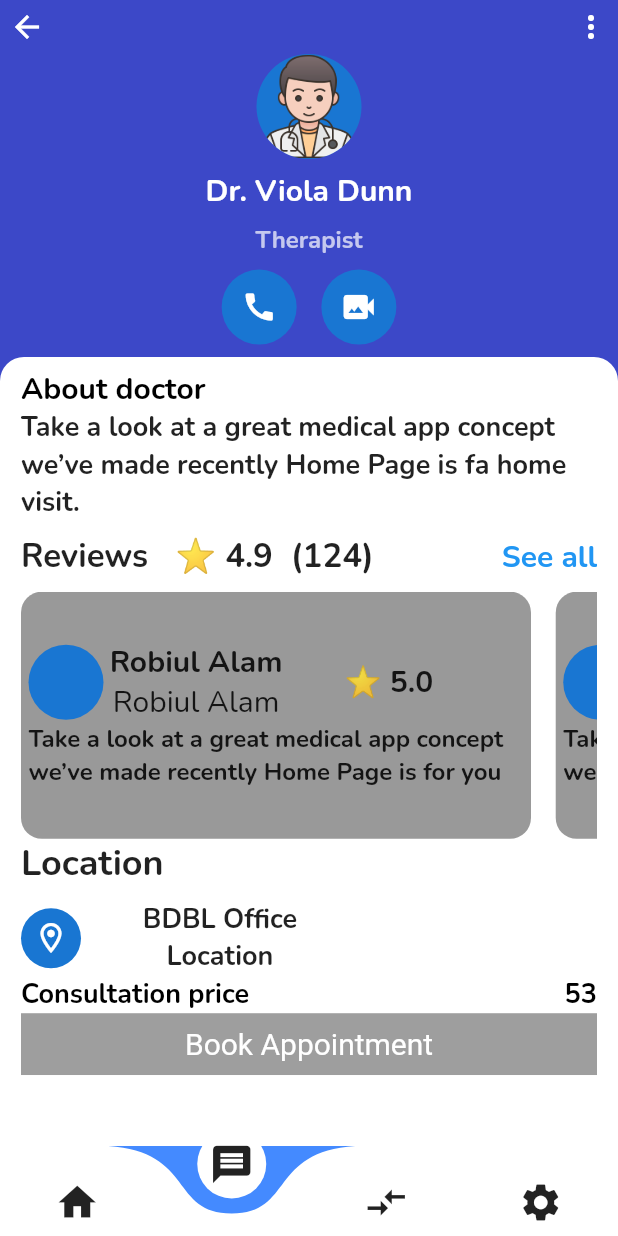
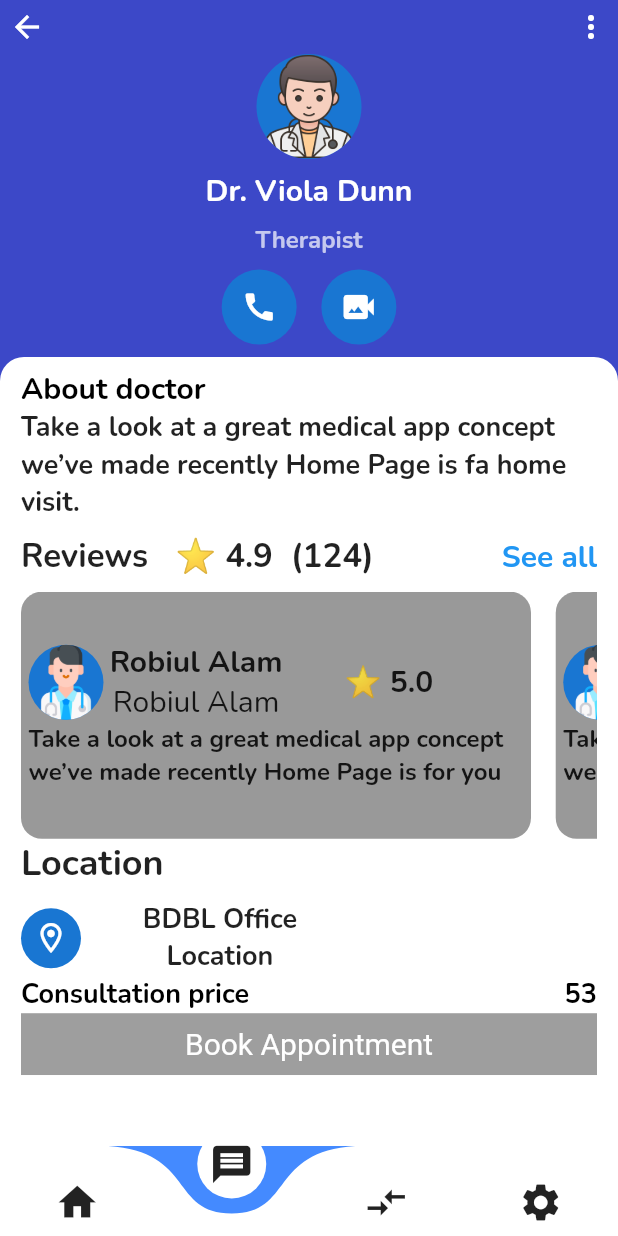
Before and after one commit to robiulalam210/Doctor_Ui, a Flutter app: the screen it shows after launch, item 2 of the bottom bar chosen, on a phone screen of 412 x 824 dp. Run offline on Flutter 3.47's test engine with Material 2 defaults, Android fonts, the phone set to English and light mode, and no system bars; drawn by our look-alikes of curved_navigation_bar; our stand-ins replace google_fonts.

```diff
--- a/lib/nav/appointment.dart
+++ b/lib/nav/appointment.dart
@@ -149,6 +149,8 @@ class Appointment extends StatelessWidget {
 
                                           CircleAvatar(
                                             maxRadius: 25,
+                                            backgroundImage:AssetImage("images/3.png"),
+
                                           ),
                                           SizedBox(
                                             width: MediaQuery.of(context)
```
